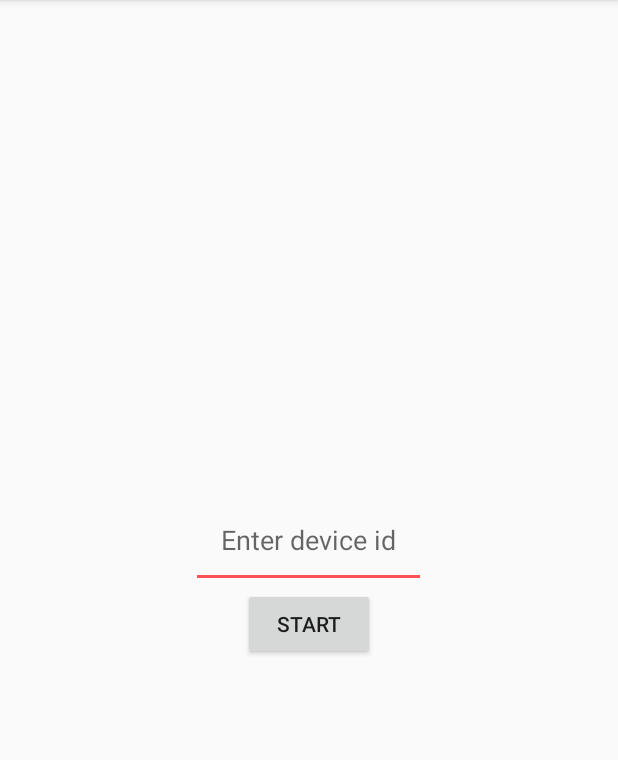
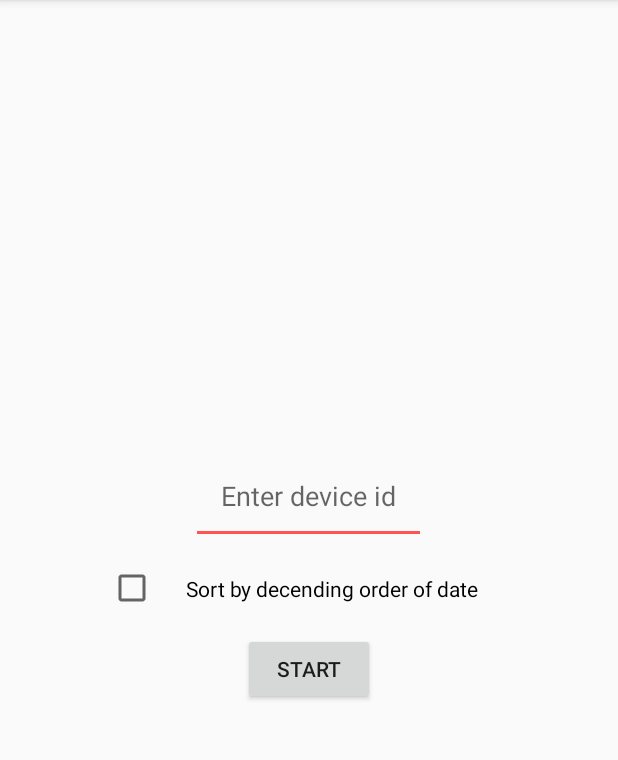
Before and after one commit to out386/AndroidFileHost_Browser, an Android app: the screen it shows after launch (MainActivity), on a phone screen of 412 x 824 dp, the part 84-844 px from its top. Run offline under Robolectric (Android 15) with nearby library versions, the light colour scheme and no system bars; our stand-ins replace Volley; libraries missing offline, so code that uses them is left out: com.baoyz.widget; plain views replace PullRefreshLayout; 2 statements that could not run were skipped.

Commit message:
Add the ability to sort files by date

```diff
--- a/app/src/main/java/out386/afh/AfhFiles.java
+++ b/app/src/main/java/out386/afh/AfhFiles.java
@@ -4,8 +4,10 @@ public class AfhFiles
 {
 	String filename;
 	String url;
-	public AfhFiles(String f, String u) {
+	String upload_date;
+	public AfhFiles(String f, String u, String d) {
 		filename = f;
 		url = u;
+		upload_date = d;
 	}
 }
--- a/app/src/main/res/layout/main.xml
+++ b/app/src/main/res/layout/main.xml
@@ -18,6 +18,12 @@
             android:gravity="center"
             android:hint="@string/enter_device_id"
             android:padding="20dp" />
+		<CheckBox
+			android:layout_width="wrap_content"
+			android:layout_height="wrap_content"
+			android:id="@+id/sortCB"
+			android:text="@string/sort"
+			android:padding="20dp"/>
 
         <Button
             android:id="@+id/mainButton"
--- a/app/src/main/res/values/strings.xml
+++ b/app/src/main/res/values/strings.xml
@@ -9,5 +9,6 @@
     <string name="afh_api_device_endpoint"><![CDATA[https://www.androidfilehost.com/api/?action=developers&did=%s&limit=100]]></string>
     <string name="enter_device_id">Enter device id</string>
     <string name="start">start</string>
+    <string name="sort">Sort by decending order of date</string>
 
 </resources>
```
Also changed, not shown: app/src/main/java/out386/afh/MainActivity.java (+29 -4 lines).
